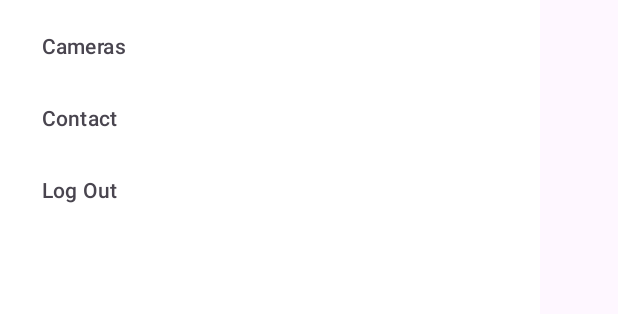
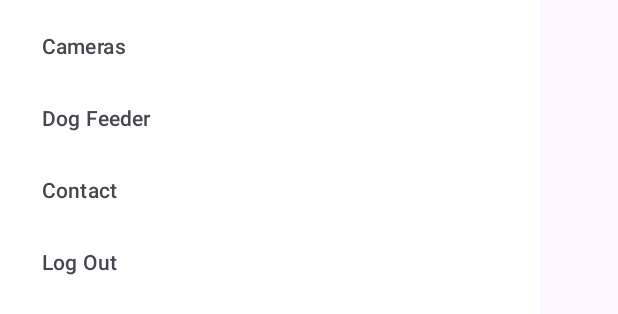
Before and after one commit to RPowell451/Kotlin_IoT_Manager, an Android app: the layout navigation_pane.xml on its own in the app's theme, with its tools: preview values and no code run, on a phone screen of 412 x 824 dp. Shown: the part 386-700 px from the top of the screen. Run offline under Robolectric (Android 15) with nearby library versions, the phone set to English and light mode, and no system bars.

Commit message:
Automatic Dog Feeder functionality added

```diff
--- a/app/src/main/AndroidManifest.xml
+++ b/app/src/main/AndroidManifest.xml
@@ -16,6 +16,10 @@
         android:usesCleartextTraffic="true"
         tools:targetApi="31">
         <activity
+            android:name=".DogFeeder"
+            android:exported="false" />
+
+        <activity
             android:name=".ViewCamera"
             android:exported="false" />
         <activity
@@ -31,7 +35,7 @@
             android:name=".SplashScreen"
             android:exported="true"
             android:theme="@style/Base.Theme.IoT_Manager_Kot_Splash">
-            >
+
             <intent-filter>
                 <action android:name="android.intent.action.MAIN" />
 
--- a/app/src/main/java/com/cc/iot_manager_kot/NavigationPane.kt
+++ b/app/src/main/java/com/cc/iot_manager_kot/NavigationPane.kt
@@ -68,6 +68,10 @@ open class NavigationPane: AppCompatActivity() {
                 R.id.cameras -> {
                     val marketStatusIntent = Intent(this, UserCameras::class.java)
                     startActivity(marketStatusIntent)
+                }
+                R.id.dogfeeder -> {
+                    val dogFeederIntent = Intent(this, DogFeeder::class.java)
+                    startActivity(dogFeederIntent)
                 }
                 R.id.contact -> {
                     Toast.makeText(this, "Filler Text", Toast.LENGTH_LONG).show()
--- a/app/src/main/res/menu/drawermenu.xml
+++ b/app/src/main/res/menu/drawermenu.xml
@@ -3,6 +3,7 @@
     <item android:id="@+id/home" android:title="@string/home"/>
     <item android:id="@+id/addcamera" android:title="@string/addcamera"/>
     <item android:id="@+id/cameras" android:title="@string/cameras"/>
+    <item android:id="@+id/dogfeeder" android:title="@string/dog_feeder"/>
     <item android:id="@+id/contact" android:title="@string/contact"/>
     <item android:id="@+id/log_out" android:title="@string/log_out"/>
 </menu>
--- a/app/src/main/res/values/strings.xml
+++ b/app/src/main/res/values/strings.xml
@@ -25,4 +25,6 @@
     <string name="submit">Submit</string>
     <string name="log_out">Log Out</string>
     <string name="e_mail">E-Mail</string>
+    <string name="add_feeding_time">Add Feeding Time</string>
+    <string name="dog_feeder">Dog Feeder</string>
 </resources>
```
